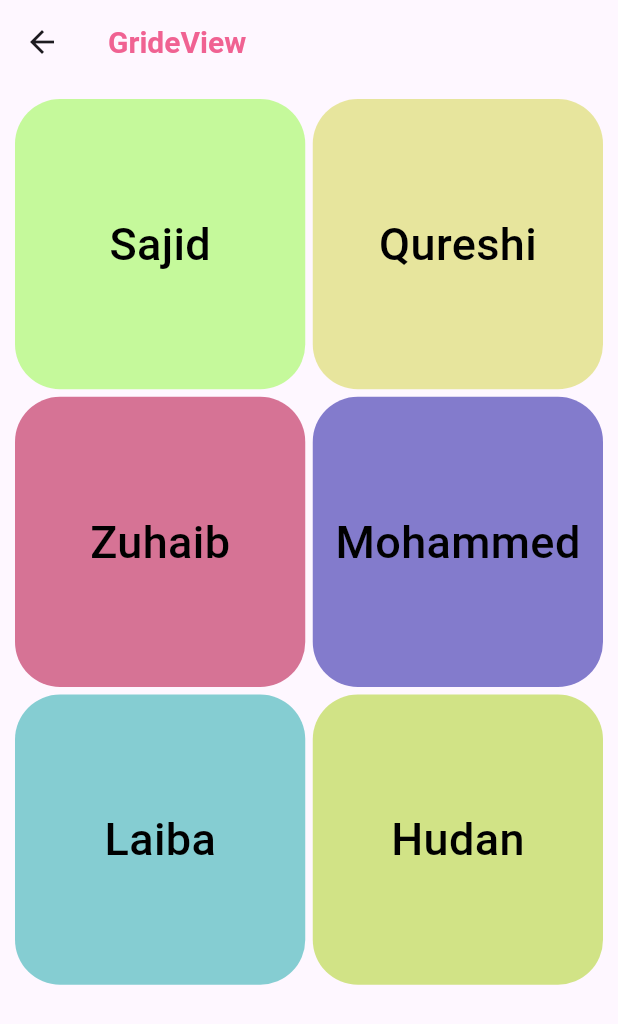
After one commit to CompileWithQureshi/FlutterwitthfireBase, a Flutter app: the Grideview screen opened directly, on a phone screen of 412 x 824 dp. The commit adds this screen. Shown: the top 1024 px of the screen. Run offline on Flutter 3.47's test engine with Material 3 defaults, Android fonts, the light colour scheme and no system bars; our stand-ins replace google_fonts.

Commit message:
added Gridview

```diff
--- /dev/null
+++ b/lib/models/nameModel.dart
@@ -0,0 +1,83 @@
+import 'package:flutter/material.dart';
+
+class Namemodel {
+  String name;
+  Color bgColor;
+  TextStyle gridStyle;
+
+  Namemodel(
+      {required this.name, required this.bgColor, required this.gridStyle});
+
+  static List<Namemodel> getNames() {
+    List<Namemodel> names = [];
+
+    names.add(
+      Namemodel(
+        name: 'Sajid',
+        bgColor: Color(0xB2ACFA70),
+        gridStyle: TextStyle(
+          color: Colors.black,
+          fontSize: 30,
+          fontWeight: FontWeight.w500,
+        ),
+      ),
+    );
+    names.add(
+      Namemodel(
+        name: 'Qureshi',
+        bgColor: Color.fromARGB(125, 208, 211, 56),
+        gridStyle: TextStyle(
+          color: Colors.black,
+          fontSize: 30,
+          fontWeight: FontWeight.w500,
+        ),
+      ),
+    );
+    names.add(
+      Namemodel(
+        name: 'Zuhaib',
+        bgColor: Color.fromARGB(177, 196, 57, 103),
+        gridStyle: TextStyle(
+          color: Colors.black,
+          fontSize: 30,
+          fontWeight: FontWeight.w500,
+        ),
+      ),
+    );
+    names.add(
+      Namemodel(
+        name: 'Mohammed',
+        bgColor: Color.fromARGB(177, 77, 69, 182),
+        gridStyle: TextStyle(
+          color: Colors.black,
+          fontSize: 30,
+          fontWeight: FontWeight.w500,
+        ),
+      ),
+    );
+    names.add(
+      Namemodel(
+        name: 'Laiba',
+        bgColor: Color.fromARGB(177, 80, 187, 190),
+        gridStyle: TextStyle(
+          color: Colors.black,
+          fontSize: 30,
+          fontWeight: FontWeight.w500,
+        ),
+      ),
+    );
+    names.add(
+      Namemodel(
+        name: 'Hudan',
+        bgColor: Color.fromARGB(179, 190, 219, 83),
+        gridStyle: TextStyle(
+          color: Colors.black,
+          fontSize: 30,
+          fontWeight: FontWeight.w500,
+        ),
+      ),
+    );
+
+    return names;
+  }
+}
--- /dev/null
+++ b/lib/util/griddeView.dart
@@ -0,0 +1,60 @@
+import 'package:flutter/material.dart';
+import 'package:login_pages/models/nameModel.dart';
+import 'package:login_pages/util/Text_Color.dart';
+
+class Grideview extends StatefulWidget {
+  Grideview({super.key});
+
+  @override
+  State<Grideview> createState() => _GrideviewState();
+}
+
+class _GrideviewState extends State<Grideview> {
+  List<Namemodel> names = [];
+
+  void _getNames() {
+    names = Namemodel.getNames();
+  }
+
+  @override
+  void initState() {
+    _getNames();
+  }
+
+  @override
+  Widget build(BuildContext context) {
+    final heightS = MediaQuery.sizeOf(context).height;
+
+    return Scaffold(
+      appBar: AppBar(
+        title: Text(
+          'GrideView',
+          style: textStyle,
+        ),
+      ),
+      body: Container(
+        width: double.infinity,
+        height: double.infinity,
+        margin: EdgeInsets.all(10),
+        child: GridView.builder(
+          itemCount: names.length,
+          gridDelegate: SliverGridDelegateWithFixedCrossAxisCount(
+              crossAxisCount: 2, crossAxisSpacing: 5, mainAxisSpacing: 5),
+          itemBuilder: (context, index) {
+            return Container(
+              decoration: BoxDecoration(
+                  color: names[index].bgColor,
+                  border: Border.all(color: Colors.transparent),
+                  borderRadius: BorderRadius.circular(30)),
+              child: Center(
+                  child: Text(
+                names[index].name,
+                style: names[index].gridStyle,
+              )),
+            );
+          },
+        ),
+      ),
+    );
+  }
+}
```
Also changed, not shown: lib/loginSucess.dart (+23 -71 lines), lib/main.dart (+15 -15 lines), lib/util/mainRow.dart (added, +88 -0 lines).
